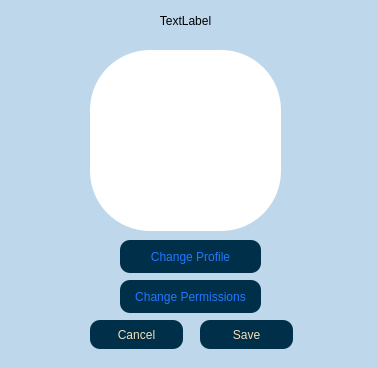
The window that client/groupprofile.ui (AP-projects-4001/jan-ghahve) describes before a commit, drawn with Qt 5.
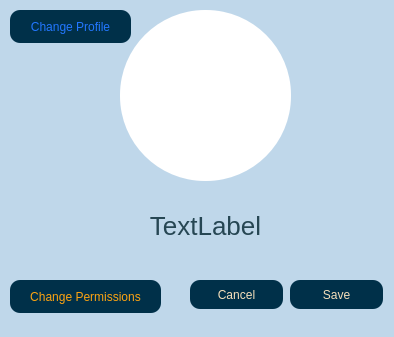
The same window after the commit.

Diff of the .ui file:
```diff
--- a/client/groupprofile.ui
+++ b/client/groupprofile.ui
@@ -6,8 +6,8 @@
    <rect>
     <x>0</x>
     <y>0</y>
-    <width>378</width>
-    <height>368</height>
+    <width>394</width>
+    <height>337</height>
    </rect>
   </property>
   <property name="windowTitle">
@@ -19,9 +19,9 @@
   <widget class="QPushButton" name="pbn_permission">
    <property name="geometry">
     <rect>
-     <x>120</x>
+     <x>10</x>
      <y>280</y>
-     <width>141</width>
+     <width>151</width>
      <height>33</height>
     </rect>
    </property>
@@ -31,7 +31,7 @@
    <property name="styleSheet">
     <string notr="true">background-color:rgb(0, 48, 73);
 border-radius: 10%;
-color:rgb(34, 119, 255)</string>
+color:rgb(252, 163, 17)</string>
    </property>
    <property name="text">
     <string>Change Permissions</string>
@@ -40,12 +40,16 @@
   <widget class="QLabel" name="lbl_name">
    <property name="geometry">
     <rect>
-     <x>90</x>
-     <y>10</y>
-     <width>191</width>
-     <height>21</height>
+     <x>120</x>
+     <y>210</y>
+     <width>171</width>
+     <height>31</height>
     </rect>
    </property>
+   <property name="styleSheet">
+    <string notr="true">color:rgb(38, 70, 83);
+font:26px;</string>
+   </property>
    <property name="text">
     <string>TextLabel</string>
    </property>
@@ -56,9 +60,9 @@
   <widget class="QPushButton" name="pbn_change_image">
    <property name="geometry">
     <rect>
-     <x>120</x>
-     <y>240</y>
-     <width>141</width>
+     <x>10</x>
+     <y>10</y>
+     <width>121</width>
      <height>33</height>
     </rect>
    </property>
@@ -77,8 +81,8 @@
   <widget class="QPushButton" name="pbn_save">
    <property name="geometry">
     <rect>
-     <x>200</x>
-     <y>320</y>
+     <x>290</x>
+     <y>280</y>
      <width>93</width>
      <height>29</height>
     </rect>
@@ -98,8 +102,8 @@
   <widget class="QPushButton" name="pbn_cancel">
    <property name="geometry">
     <rect>
-     <x>90</x>
-     <y>320</y>
+     <x>190</x>
+     <y>280</y>
      <width>93</width>
      <height>29</height>
     </rect>
@@ -119,15 +123,15 @@
   <widget class="QLabel" name="lbl_img">
    <property name="geometry">
     <rect>
-     <x>90</x>
-     <y>50</y>
-     <width>191</width>
-     <height>181</height>
+     <x>120</x>
+     <y>10</y>
+     <width>171</width>
+     <height>171</height>
     </rect>
    </property>
    <property name="styleSheet">
     <string notr="true">background-color:white;
-border-radius:60%;</string>
+border-radius:85%;</string>
    </property>
    <property name="text">
     <string/>
```
